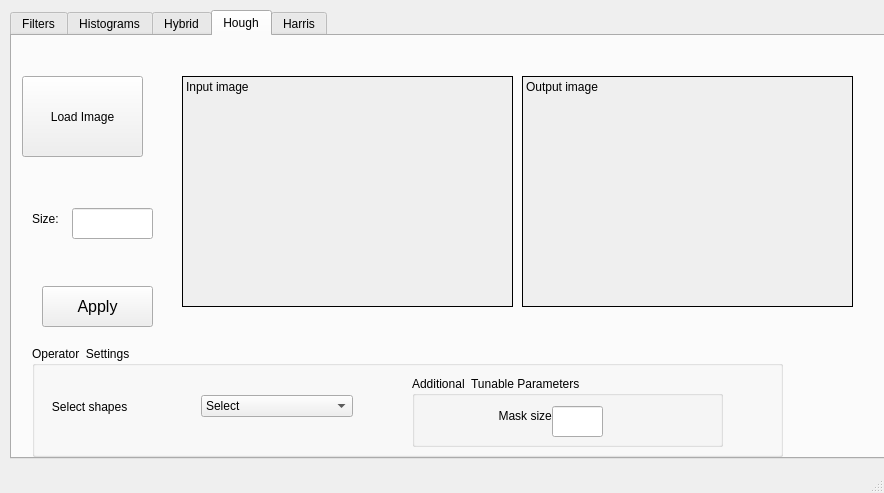
First picture: the form in MainWindow.ui, repository mennamohsensaad/HoughTransform-for-detecting-parametric-shapes, before the edit.
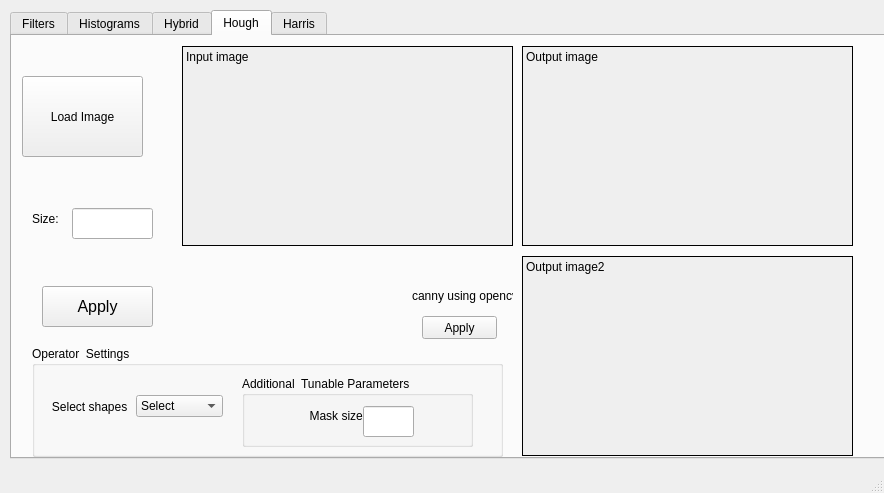
Second picture: the form after the edit. Custom widgets are drawn as their Qt base class.

Patch:
```diff
--- a/MainWindow.ui
+++ b/MainWindow.ui
@@ -866,9 +866,9 @@
       <property name="geometry">
        <rect>
         <x>510</x>
-        <y>40</y>
+        <y>10</y>
         <width>331</width>
-        <height>231</height>
+        <height>200</height>
        </rect>
       </property>
       <property name="autoFillBackground">
@@ -894,9 +894,9 @@
       <property name="geometry">
        <rect>
         <x>170</x>
-        <y>40</y>
+        <y>10</y>
         <width>331</width>
-        <height>231</height>
+        <height>200</height>
        </rect>
       </property>
       <property name="autoFillBackground">
@@ -920,7 +920,7 @@
        <rect>
         <x>20</x>
         <y>310</y>
-        <width>751</width>
+        <width>471</width>
         <height>111</height>
        </rect>
       </property>
@@ -932,7 +932,7 @@
         <rect>
          <x>10</x>
          <y>40</y>
-         <width>311</width>
+         <width>181</width>
          <height>41</height>
         </rect>
        </property>
@@ -971,9 +971,9 @@
       <widget class="QGroupBox" name="groupBox_6">
        <property name="geometry">
         <rect>
-         <x>380</x>
+         <x>210</x>
          <y>30</y>
-         <width>311</width>
+         <width>231</width>
          <height>71</height>
         </rect>
        </property>
@@ -1003,7 +1003,7 @@
      <widget class="QLabel" name="label_7">
       <property name="geometry">
        <rect>
-        <x>400</x>
+        <x>211</x>
         <y>360</y>
         <width>152</width>
         <height>39</height>
@@ -1016,13 +1016,67 @@
      <widget class="QLineEdit" name="lineEdit_mask_size">
       <property name="geometry">
        <rect>
-        <x>540</x>
+        <x>351</x>
         <y>370</y>
         <width>51</width>
         <height>31</height>
        </rect>
       </property>
      </widget>
+     <widget class="QLabel" name="label_Hough_output_2">
+      <property name="geometry">
+       <rect>
+        <x>510</x>
+        <y>220</y>
+        <width>331</width>
+        <height>200</height>
+       </rect>
+      </property>
+      <property name="autoFillBackground">
+       <bool>true</bool>
+      </property>
+      <property name="frameShape">
+       <enum>QFrame::Box</enum>
+      </property>
+      <property name="text">
+       <string>Output image2</string>
+      </property>
+      <property name="textFormat">
+       <enum>Qt::PlainText</enum>
+      </property>
+      <property name="scaledContents">
+       <bool>true</bool>
+      </property>
+      <property name="alignment">
+       <set>Qt::AlignLeading|Qt::AlignLeft|Qt::AlignTop</set>
+      </property>
+     </widget>
+     <widget class="QLabel" name="label_8">
+      <property name="geometry">
+       <rect>
+        <x>400</x>
+        <y>250</y>
+        <width>101</width>
+        <height>20</height>
+       </rect>
+      </property>
+      <property name="text">
+       <string>canny using opencv</string>
+      </property>
+     </widget>
+     <widget class="QPushButton" name="pushButton_opencv">
+      <property name="geometry">
+       <rect>
+        <x>410</x>
+        <y>280</y>
+        <width>75</width>
+        <height>23</height>
+       </rect>
+      </property>
+      <property name="text">
+       <string>Apply</string>
+      </property>
+     </widget>
     </widget>
     <widget class="QWidget" name="tab_3">
      <attribute name="title">
```
